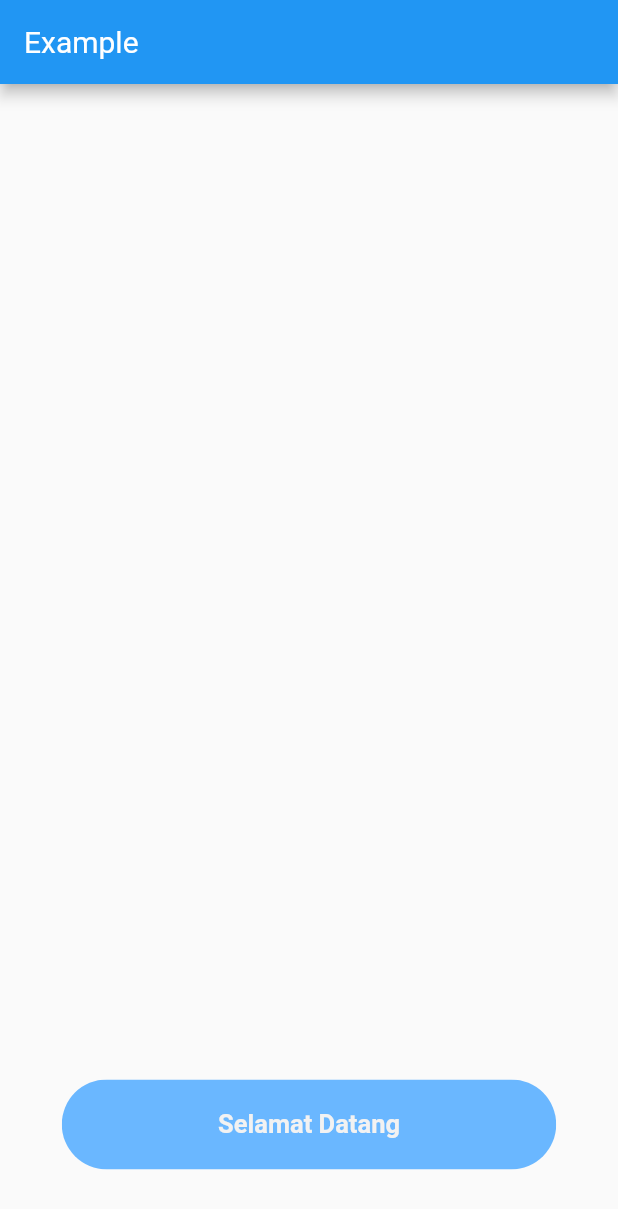
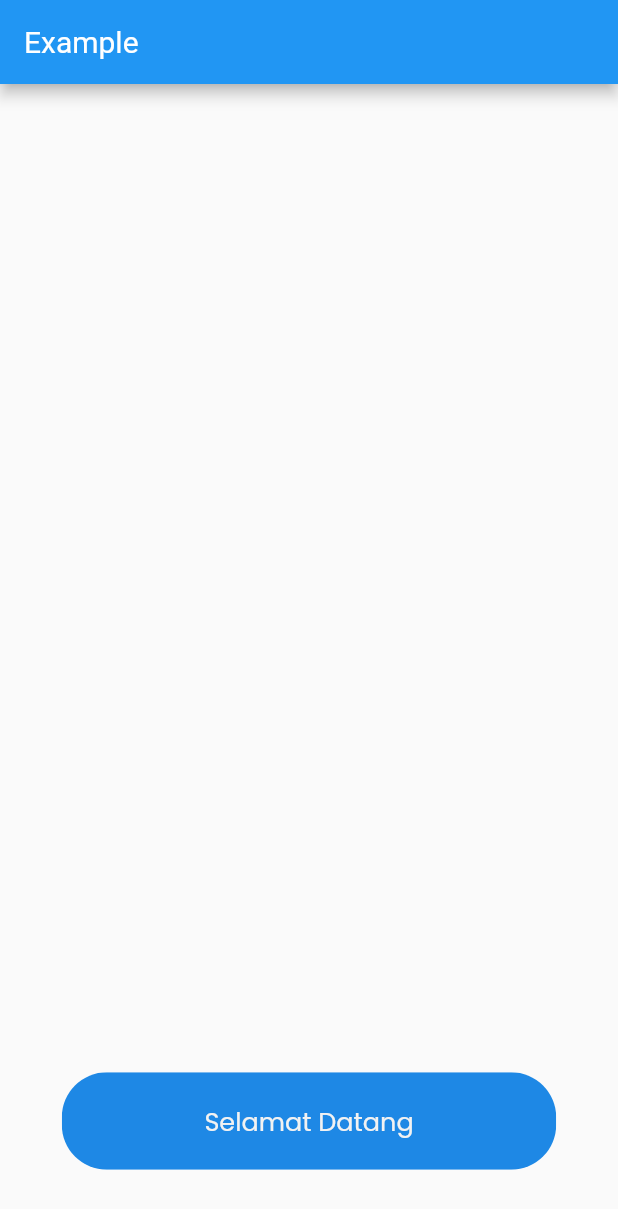
Before and after one commit to hafidardiansyah/Welcome-SignIn-SignUp-Page-UI, a Flutter app: the screen it shows after launch, on a phone screen of 412 x 824 dp. Shown: the top 1209 px of the screen. Run offline on Flutter 3.47's test engine with Material 2 defaults, Android fonts, the phone set to English and light mode, and no system bars.

Commit message:
modified color

```diff
--- a/lib/components/roundedButton.dart
+++ b/lib/components/roundedButton.dart
@@ -22,11 +22,11 @@ class RoundedButton extends StatelessWidget {
         child: FlatButton(
             padding: EdgeInsets.symmetric(vertical: 20, horizontal: 40),
             onPressed: press,
-            color: lightColor,
+            color: primaryColor,
             child: Text(
               text,
               style: TextStyle(
-                  color: whiteColor, fontFamily: "Roboto-Bold", fontSize: 17),
+                  color: whiteColor, fontFamily: "Poppins", fontSize: 17),
             )),
       ),
     );
```
